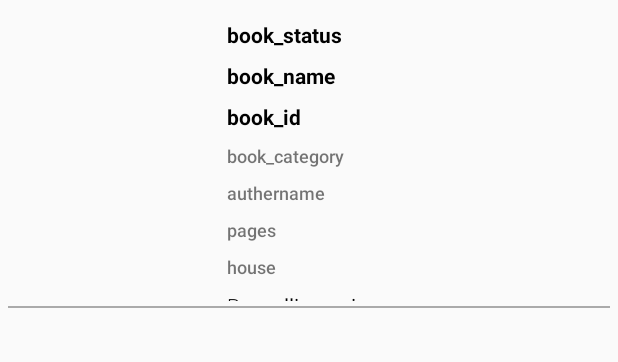
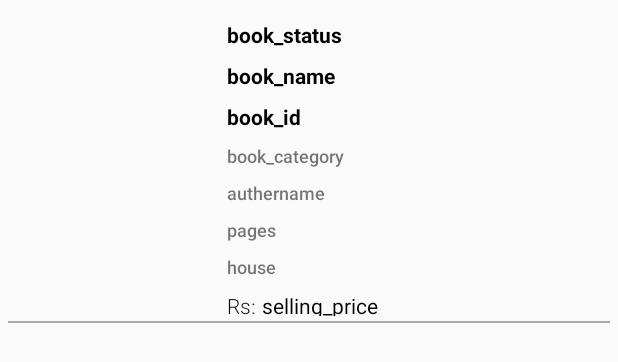
Before and after one commit to SagarKhengat/DigitalLibrary, an Android app: the layout single_book_for_other.xml on its own in the app's theme, with its tools: preview values and no code run, on a phone screen of 412 x 824 dp. Shown: the top 362 px of the screen. Run offline under Robolectric (Android 15) with nearby library versions, the phone set to English and light mode, and no system bars.

Commit message:
Issue Completed

```diff
--- a/app/src/main/java/sagar/khengat/digitallibrary/fragments/Fragment_Add_Student.java
+++ b/app/src/main/java/sagar/khengat/digitallibrary/fragments/Fragment_Add_Student.java
@@ -85,7 +85,7 @@ public class Fragment_Add_Student extends Fragment implements View.OnClickListen
     public View onCreateView(LayoutInflater inflater, ViewGroup container,
                              Bundle savedInstanceState) {
 
-        view = inflater.inflate(R.layout.fragment_add_faculty, container, false);
+        view = inflater.inflate(R.layout.fragment_add_student, container, false);
         inputValidation = new InputValidation(getActivity());
 
         mDatabaseHandler = new DatabaseHandler(getActivity());
@@ -178,6 +178,7 @@ public class Fragment_Add_Student extends Fragment implements View.OnClickListen
                     student.setName(textInputEditTextName.getText().toString().trim());
                     student.setMobno(textInputEditTextContactNo.getText().toString().trim());
                     student.setPassword(textInputEditTextPassword.getText().toString().trim());
+                    student.setAddress(textInputEditTextAddress.getText().toString().trim());
                     student.setEmail(textInputEditTextEmail.getText().toString().trim());
 
                     mDatabaseHandler.addStudent(student);
--- a/app/src/main/res/layout/single_book_for_other.xml
+++ b/app/src/main/res/layout/single_book_for_other.xml
@@ -10,7 +10,7 @@
         android:id="@+id/main"
         android:orientation="horizontal"
         android:layout_width="match_parent"
-        android:layout_height="195dp"
+        android:layout_height="205dp"
         android:weightSum="1">
         <LinearLayout
             android:layout_width="match_parent"
```
Also changed, not shown: app/src/main/java/sagar/khengat/digitallibrary/util/DatabaseHandler.java (+16 -21 lines).
